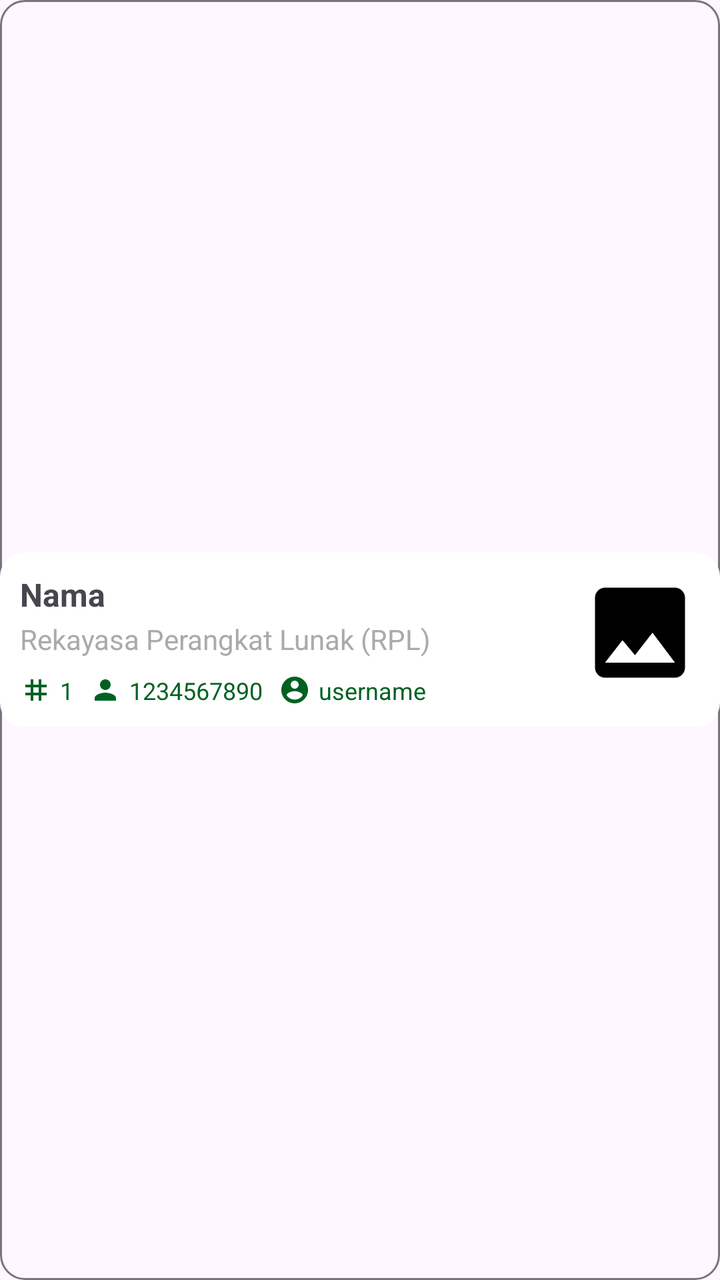
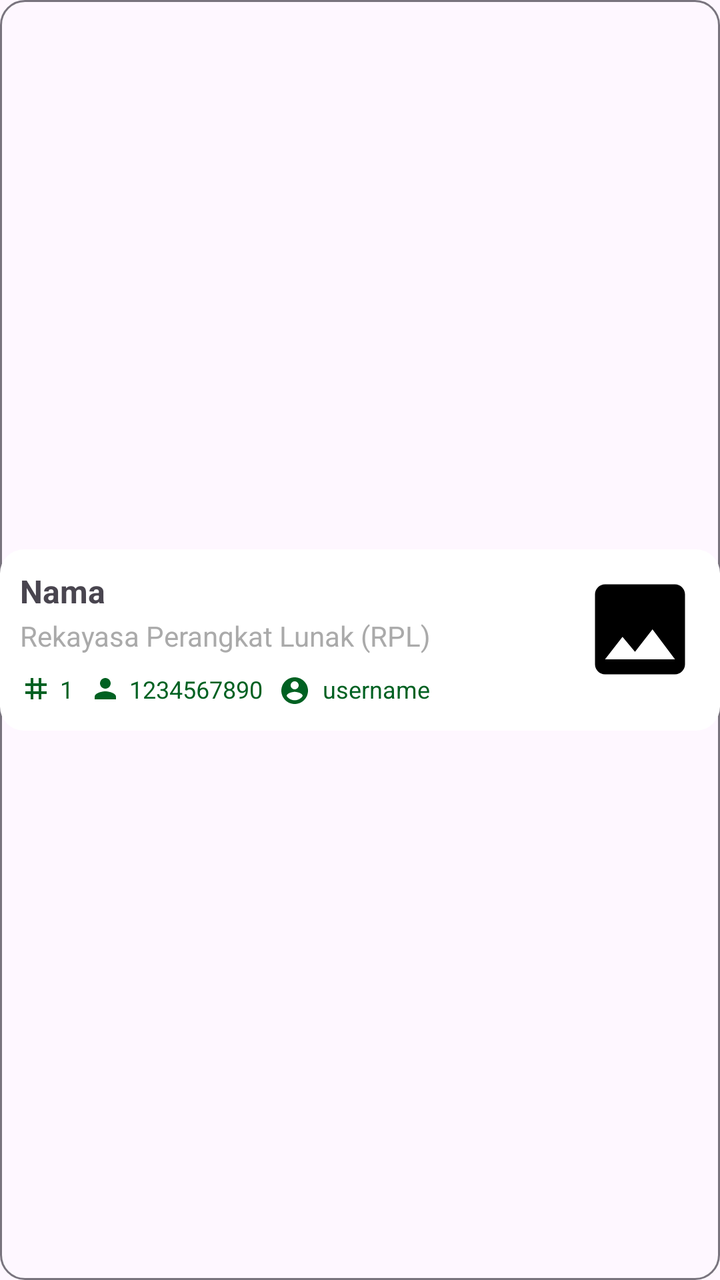

Screens rendered from an Android XML layout before and after an edit, with the pre-edit source and the edit as a unified diff.
<!-- AndroidManifest.xml: application theme Theme.OrionAPP -->
<!-- res/layout/item_akun_guru.xml -->
<LinearLayout xmlns:android="http://schemas.android.com/apk/res/android"
    xmlns:tools="http://schemas.android.com/tools"
    android:layout_width="match_parent"
    android:layout_height="wrap_content"
    android:layout_marginBottom="8dp"
    android:background="@drawable/rounded_outline_3"
    android:elevation="8dp"
    android:gravity="center_vertical"
    android:orientation="horizontal">

    <LinearLayout
        android:layout_width="match_parent"
        android:layout_height="wrap_content"
        android:background="@drawable/rounded_ripple"
        android:orientation="vertical"
        android:padding="10dp">

        <LinearLayout
            android:layout_width="match_parent"
            android:layout_height="wrap_content"
            android:layout_weight="1"
            android:orientation="horizontal">

            <LinearLayout
                android:layout_width="0dp"
                android:layout_height="wrap_content"
                android:layout_weight="1"
                android:orientation="vertical">

                <TextView
                    android:id="@+id/namaText"
                    android:layout_width="wrap_content"
                    android:layout_height="wrap_content"
                    android:text="Nama"
                    android:textSize="16sp"
                    android:textStyle="bold" />

                <TextView
                    android:id="@+id/jurusanText"
                    android:layout_width="wrap_content"
                    android:layout_height="wrap_content"
                    android:layout_marginTop="2dp"
                    android:text="Rekayasa Perangkat Lunak (RPL)"
                    android:textColor="@android:color/darker_gray"
                    android:textSize="14sp" />

                <LinearLayout
                    android:layout_width="wrap_content"
                    android:layout_height="wrap_content"
                    android:layout_marginTop="4dp"
                    android:orientation="horizontal">

                    <TextView
                        android:id="@+id/indexText"
                        android:layout_width="wrap_content"
                        android:layout_height="wrap_content"
                        android:layout_marginTop="4dp"
                        android:drawableStart="@drawable/ic_tag_16"
                        android:drawablePadding="4dp"
                        android:drawableTint="@color/primary"
                        android:text="1"
                        android:textColor="@color/primary"
                        android:textSize="12sp" />

                    <TextView
                        android:id="@+id/nipText"
                        android:layout_width="wrap_content"
                        android:layout_height="wrap_content"
                        android:layout_marginLeft="8dp"
                        android:layout_marginTop="4dp"
                        android:drawableStart="@drawable/ic_person_16"
                        android:drawablePadding="4dp"
                        android:drawableTint="@color/primary"
                        android:text="1234567890"
                        android:textColor="@color/primary"
                        android:textSize="12sp" />

                    <TextView
                        android:id="@+id/usernameText"
                        android:layout_width="wrap_content"
                        android:layout_height="wrap_content"
                        android:layout_marginLeft="8dp"
                        android:layout_marginTop="4dp"
                        android:drawableStart="@drawable/ic_account_circle_16"
                        android:drawablePadding="4dp"
                        android:drawableTint="@color/primary"
                        android:text="username"
                        android:textColor="@color/primary"
                        android:textSize="12sp" />

                </LinearLayout>
            </LinearLayout>

            <ImageView
                android:id="@+id/iconImage"
                android:layout_width="60dp"
                android:layout_height="60dp"
                android:layout_marginStart="10dp"
                android:src="@drawable/ic_image_24"
                tools:tint="@android:color/darker_gray" />

        </LinearLayout>

    </LinearLayout>
</LinearLayout>
<!-- resources referenced by this layout -->
<resources>
  <color name="primary">#006122</color>
  <!-- drawable ic_image_24 (drawable) -->
  <vector xmlns:android="http://schemas.android.com/apk/res/android" android:height="24dp" android:tint="#000000" android:viewportHeight="24" android:viewportWidth="24" android:width="24dp">
        
      <path android:fillColor="@android:color/white" android:pathData="M21,19V5c0,-1.1 -0.9,-2 -2,-2H5c-1.1,0 -2,0.9 -2,2v14c0,1.1 0.9,2 2,2h14c1.1,0 2,-0.9 2,-2zM8.5,13.5l2.5,3.01L14.5,12l4.5,6H5l3.5,-4.5z"/>
      
  </vector>
  <!-- drawable ic_person_16 (drawable) -->
  <vector xmlns:android="http://schemas.android.com/apk/res/android" android:height="16dp" android:tint="#000000" android:viewportHeight="24" android:viewportWidth="24" android:width="16dp">
        
      <path android:fillColor="@android:color/white" android:pathData="M12,12c2.21,0 4,-1.79 4,-4s-1.79,-4 -4,-4 -4,1.79 -4,4 1.79,4 4,4zM12,14c-2.67,0 -8,1.34 -8,4v2h16v-2c0,-2.66 -5.33,-4 -8,-4z"/>
      
  </vector>
  <!-- drawable ic_tag_16 (drawable) -->
  <vector xmlns:android="http://schemas.android.com/apk/res/android" android:height="16dp" android:tint="#000000" android:viewportHeight="24" android:viewportWidth="24" android:width="16dp">
        
      <path android:fillColor="@android:color/white" android:pathData="M20,10L20,8h-4L16,4h-2v4h-4L10,4L8,4v4L4,8v2h4v4L4,14v2h4v4h2v-4h4v4h2v-4h4v-2h-4v-4h4zM14,14h-4v-4h4v4z"/>
      
  </vector>
  <!-- drawable rounded_outline_3 (drawable) -->
  <?xml version="1.0" encoding="utf-8"?>
  <shape xmlns:android="http://schemas.android.com/apk/res/android"
      android:shape="rectangle">
  
      
      <corners android:radius="12dp" />
  
      
      <stroke
          android:width="1dp"
          android:color="?attr/colorOutline" />
  
  
  </shape>
  <color name="white">#ffffff</color>
  <color name="background">#f5f5f5</color>
  <color name="text">#1E1E1E</color>
  <style name="OrionButton" parent="Widget.Material3.Button">
          <item name="android:backgroundTint">@color/primary</item>
          <item name="android:textColor">@color/white</item>
          <item name="android:layout_marginHorizontal">4px</item>
          <item name="android:buttonCornerRadius" tools:targetApi="p">12dp</item>
      </style>
  <style name="OrionTextTitle" parent="Widget.Material3.TextInputLayout.OutlinedBox">
          <item name="boxStrokeColor">@color/primary</item>
          <item name="hintTextColor">@color/primary</item>
          <item name="boxBackgroundMode">outline</item>
      </style>
  <color name="highlight_primary">#C0006122</color>
  <color name="error">#D00000</color>
  <style name="SearchViewStyle.White" parent="Widget.AppCompat.SearchView">
          
          <item name="searchHintIcon">@drawable/ic_search_24</item>
          <item name="cursorColor">@color/white</item>
          <item name="submitBackground">@android:color/white</item>
          <item name="android:textColorHint">@color/white</item>
          <item name="android:textColor">@color/white</item>
          <item name="android:iconTint">@android:color/white</item>
          <item name="android:buttonTint">@android:color/white</item>
      </style>
  <!-- drawable ic_search_24 (drawable) -->
  <vector xmlns:android="http://schemas.android.com/apk/res/android" android:height="24dp" android:tint="#000000" android:viewportHeight="24" android:viewportWidth="24" android:width="24dp">
        
      <path android:fillColor="@android:color/white" android:pathData="M15.5,14h-0.79l-0.28,-0.27C15.41,12.59 16,11.11 16,9.5 16,5.91 13.09,3 9.5,3S3,5.91 3,9.5 5.91,16 9.5,16c1.61,0 3.09,-0.59 4.23,-1.57l0.27,0.28v0.79l5,4.99L20.49,19l-4.99,-5zM9.5,14C7.01,14 5,11.99 5,9.5S7.01,5 9.5,5 14,7.01 14,9.5 11.99,14 9.5,14z"/>
      
  </vector>
  <!-- unchanged entries left out for length: 3 -->
</resources>

<!-- the commit's change to res/layout/item_akun_guru.xml (unified diff, before → after) -->
@@ -77,16 +77,24 @@
 
                     <TextView
                         android:id="@+id/usernameText"
-                        android:layout_width="wrap_content"
+                        android:layout_width="match_parent"
                         android:layout_height="wrap_content"
                         android:layout_marginLeft="8dp"
                         android:layout_marginTop="4dp"
                         android:drawableStart="@drawable/ic_account_circle_16"
-                        android:drawablePadding="4dp"
+                        android:drawablePadding="6dp"
                         android:drawableTint="@color/primary"
                         android:text="username"
                         android:textColor="@color/primary"
-                        android:textSize="12sp" />
+                        android:textSize="12sp"
+                        android:maxLines="1"
+                        android:includeFontPadding="false"
+                        android:gravity="center_vertical"
+                        android:baselineAligned="true"
+                        android:lineSpacingExtra="4dp"
+                        android:minHeight="20dp"/>
+
+
 
                 </LinearLayout>
             </LinearLayout>
